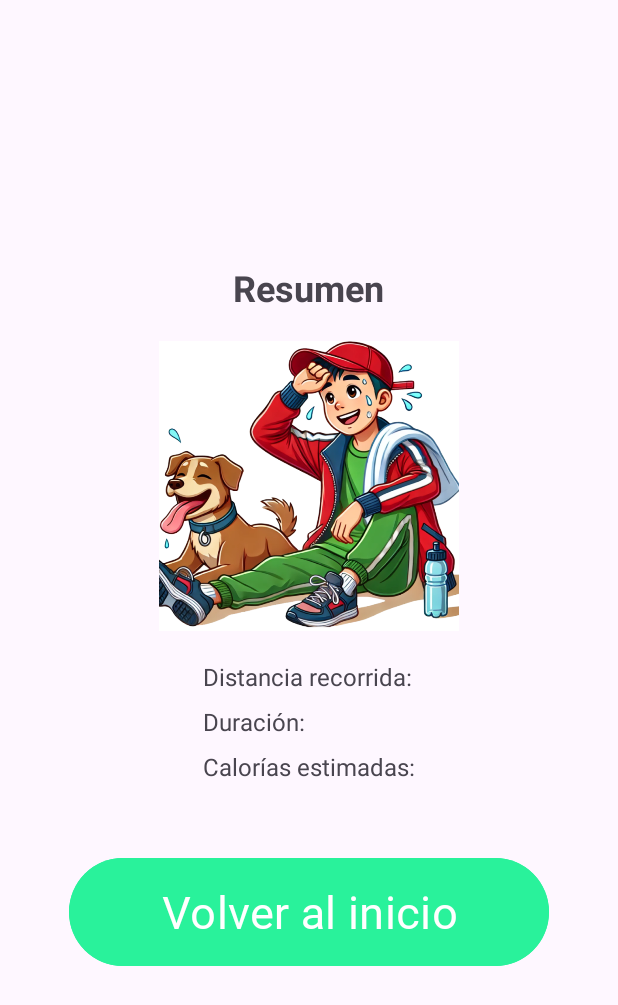
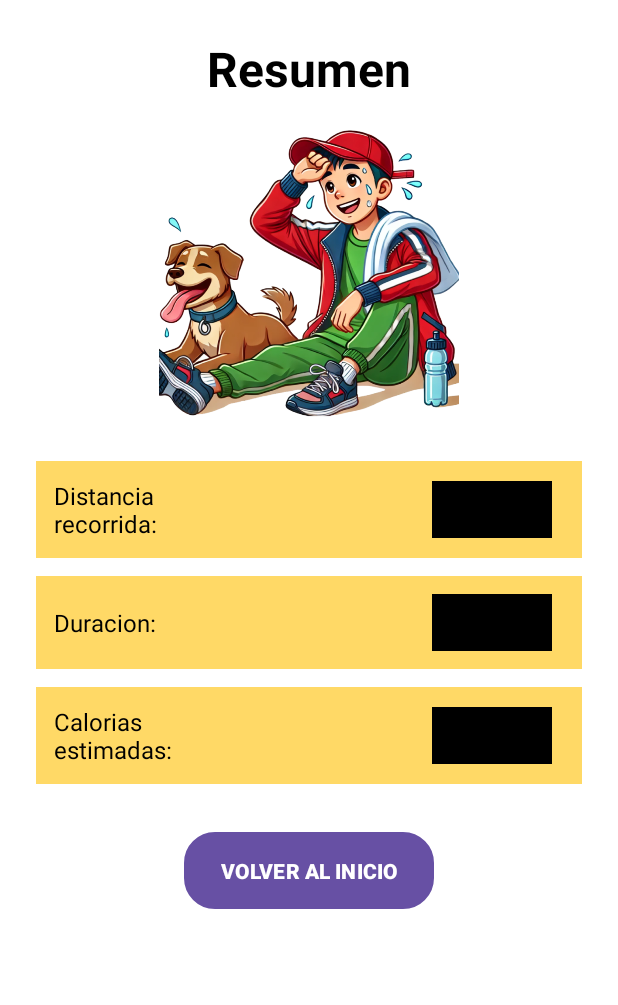
Before and after one commit to JuanCRios03/petmonitor, an Android app: the monitoreoEjercicio2 screen opened directly, with no data from a screen before it, on a phone screen of 412 x 824 dp. Shown: the top 1005 px of the screen. Run offline under Robolectric (Android 15) with nearby library versions, the phone set to English and light mode, and no system bars.

Commit message:
add new featurings for monitoreoEjercicio

```diff
--- a/app/src/main/java/co/edu/unipiloto/petmonitor/CasosdeUso/monitoreoEjercicio2.java
+++ b/app/src/main/java/co/edu/unipiloto/petmonitor/CasosdeUso/monitoreoEjercicio2.java
@@ -1,6 +1,7 @@
 package co.edu.unipiloto.petmonitor.CasosdeUso;
 
 import android.os.Bundle;
+import android.widget.TextView;
 
 import androidx.activity.EdgeToEdge;
 import androidx.appcompat.app.AppCompatActivity;
@@ -22,5 +23,17 @@ public class monitoreoEjercicio2 extends AppCompatActivity {
             v.setPadding(systemBars.left, systemBars.top, systemBars.right, systemBars.bottom);
             return insets;
         });
+        String distancia = getIntent().getStringExtra("distancia");
+        String duracion = getIntent().getStringExtra("duracion");
+        String calorias = getIntent().getStringExtra("calorias");
+        TextView txtDistancia = findViewById(R.id.txtDistancia);
+        TextView txtDuracion = findViewById(R.id.txtDuracion);
+        TextView txtCalorias = findViewById(R.id.txtCalorias);
+
+        txtDistancia.setText(distancia);
+        txtDuracion.setText(duracion);
+        txtCalorias.setText(calorias);
+
+
     }
 }
--- a/app/src/main/res/layout/activity_monitoreo_ejercicio2.xml
+++ b/app/src/main/res/layout/activity_monitoreo_ejercicio2.xml
@@ -1,72 +1,148 @@
 <?xml version="1.0" encoding="utf-8"?>
-<LinearLayout xmlns:android="http://schemas.android.com/apk/res/android"
-    xmlns:tools="http://schemas.android.com/tools"
+<ScrollView xmlns:android="http://schemas.android.com/apk/res/android"
     android:layout_width="match_parent"
     android:layout_height="match_parent"
-    android:gravity="center"
+    android:id="@+id/main"
+    android:background="@android:color/white">
+
+    <LinearLayout
+        android:layout_width="match_parent"
+        android:layout_height="wrap_content"
         android:orientation="vertical"
-    android:padding="16dp">
+        android:padding="24dp"
+        android:gravity="center_horizontal">
 
         <!-- Título -->
         <TextView
-        android:id="@+id/titulo"
+            android:id="@+id/tvResumenTitulo"
             android:layout_width="wrap_content"
             android:layout_height="wrap_content"
-        android:layout_marginBottom="16dp"
             android:text="Resumen"
-        android:textSize="24sp"
-        android:textStyle="bold" />
+            android:textSize="32sp"
+            android:textStyle="bold"
+            android:textColor="@android:color/black"
+            android:layout_marginBottom="16dp" />
 
         <!-- Imagen -->
         <ImageView
-        android:id="@+id/imagen"
+            android:id="@+id/imgResumen"
             android:layout_width="200dp"
             android:layout_height="200dp"
-        android:layout_marginBottom="16dp"
-        android:contentDescription="Niño con perro"
-        android:src="@drawable/child_with_dog2" />
+            android:src="@drawable/child_with_dog2"
+            android:scaleType="fitCenter"
+            android:layout_marginBottom="24dp" />
 
-    <!-- Datos del Resumen -->
+        <!-- Fila 1: Distancia -->
         <LinearLayout
+            android:layout_width="match_parent"
+            android:layout_height="wrap_content"
+            android:orientation="horizontal"
+            android:background="#FFD966"
+            android:padding="12dp"
+            android:layout_marginBottom="12dp"
+            android:gravity="center_vertical">
+
+            <TextView
+                android:layout_width="0dp"
+                android:layout_height="wrap_content"
+                android:layout_weight="1"
+                android:text="Distancia\nrecorrida:"
+                android:textSize="16sp"
+                android:textColor="@android:color/black" />
+
+            <TextView
+                android:id="@+id/txtDistancia"
+                android:layout_width="80dp"
+                android:layout_height="wrap_content"
+                android:background="#000000"
+                android:text="1km"
+                android:textColor="@android:color/white"
+                android:gravity="center"
+                android:textSize="16sp"
+                android:padding="8dp"
+                android:layout_marginStart="8dp"
+                android:layout_marginEnd="8dp" />
+        </LinearLayout>
+
+        <!-- Fila 2: Duración -->
+        <LinearLayout
+            android:layout_width="match_parent"
+            android:layout_height="wrap_content"
+            android:orientation="horizontal"
+            android:background="#FFD966"
+            android:padding="12dp"
+            android:layout_marginBottom="12dp"
+            android:gravity="center_vertical">
+
+            <TextView
+                android:layout_width="0dp"
+                android:layout_height="wrap_content"
+                android:layout_weight="1"
+                android:text="Duracion:"
+                android:textSize="16sp"
+                android:textColor="@android:color/black" />
+
+            <TextView
+                android:id="@+id/txtDuracion"
+                android:layout_width="80dp"
+                android:layout_height="wrap_content"
+                android:background="#000000"
+                android:text="60m"
+                android:textColor="@android:color/white"
+                android:gravity="center"
+                android:textSize="16sp"
+                android:padding="8dp"
+                android:layout_marginStart="8dp"
+                android:layout_marginEnd="8dp" />
+        </LinearLayout>
+
+        <!-- Fila 3: Calorías -->
+        <LinearLayout
+            android:layout_width="match_parent"
+            android:layout_height="wrap_content"
+            android:orientation="horizontal"
+            android:background="#FFD966"
+            android:padding="12dp"
+            android:layout_marginBottom="24dp"
+            android:gravity="center_vertical">
+
+            <TextView
+                android:layout_width="0dp"
+                android:layout_height="wrap_content"
+                android:layout_weight="1"
+                android:text="Calorias\nestimadas:"
+                android:textSize="16sp"
+                android:textColor="@android:color/black" />
+
+            <TextView
+                android:id="@+id/txtCalorias"
+                android:layout_width="80dp"
+                android:layout_height="wrap_content"
+                android:background="#000000"
+                android:text="300cal"
+                android:textColor="@android:color/white"
+                android:gravity="center"
+                android:textSize="16sp"
+                android:padding="8dp"
+                android:layout_marginStart="8dp"
+                android:layout_marginEnd="8dp" />
+        </LinearLayout>
+
+        <!-- Botón -->
+        <Button
+            android:id="@+id/btnVolverInicio"
             android:layout_width="wrap_content"
             android:layout_height="wrap_content"
-        android:layout_marginBottom="16dp"
-        android:orientation="vertical">
-
-        <TextView
-            android:id="@+id/distancia"
-            android:layout_width="wrap_content"
-            android:layout_height="wrap_content"
-            android:layout_marginBottom="8dp"
-            android:text="Distancia recorrida:"
-            android:textSize="16sp" />
-
-        <TextView
-            android:id="@+id/duracion"
-            android:layout_width="wrap_content"
-            android:layout_height="wrap_content"
-            android:layout_marginBottom="8dp"
-            android:text="Duración:"
-            android:textSize="16sp" />
-
-        <TextView
-            android:id="@+id/calorias"
-            android:layout_width="wrap_content"
-            android:layout_height="wrap_content"
-            android:text="Calorías estimadas:"
-            android:textSize="16sp" />
+            android:text="VOLVER AL INICIO"
+            android:textStyle="bold"
+            android:textColor="@android:color/white"
+            android:backgroundTint="#00FFB0"
+            android:paddingLeft="24dp"
+            android:paddingRight="24dp"
+            android:paddingTop="12dp"
+            android:paddingBottom="12dp"
+            android:layout_marginTop="8dp"
+            android:layout_marginBottom="24dp"
+            android:background="@drawable/rounded_button" />
     </LinearLayout>
-
-    <Button
-        android:id="@+id/btnIniciarSesion"
-        android:layout_width="320dp"
-        android:layout_height="80dp"
-        android:layout_marginTop="30dp"
-        android:backgroundTint="@color/greenButton"
-        android:fontFamily="@font/titulos"
-        android:text="Volver al inicio"
-        android:textSize="30sp"
-        tools:ignore="HardcodedText" />
-
-
-</LinearLayout>
+</ScrollView>
```
Also changed, not shown: app/src/main/java/co/edu/unipiloto/petmonitor/CasosdeUso/monitoreoEjercicio.java (+70 -39 lines). Lines whose indentation alone changed are shown as unchanged.
